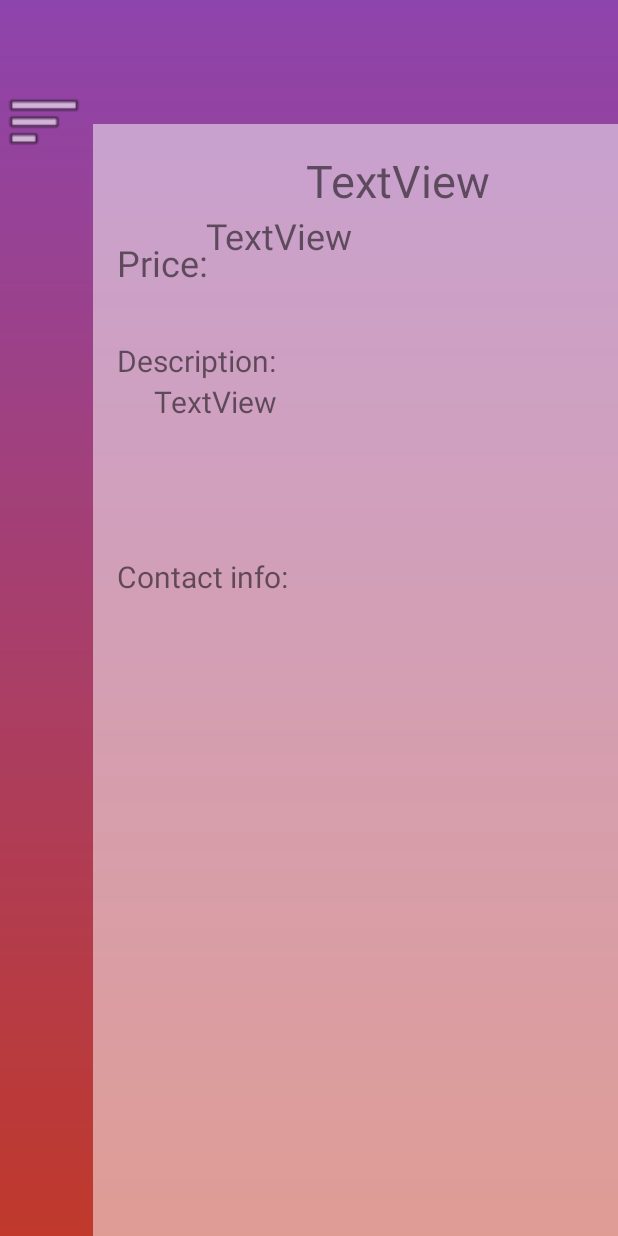
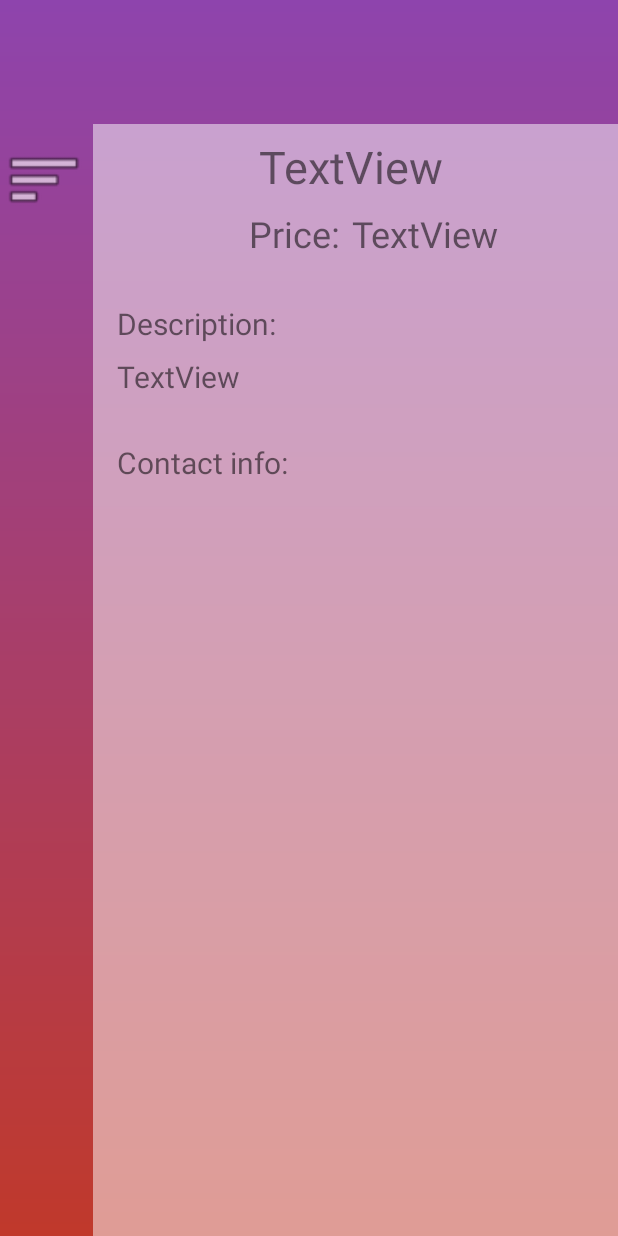
Before and after one commit to EgorCheh/Gosha, an Android app: the JobDetail screen opened directly, with no data from a screen before it, on a phone screen of 412 x 824 dp. Run offline under Robolectric (Android 15) with nearby library versions, the phone set to English and light mode, and no system bars; Roboto replaces fonts that are not available here; 4 statements that could not run were skipped.

Commit message:
Fixed activity_job layout

```diff
--- a/app/src/main/java/com/example/gosha/JobDetail.java
+++ b/app/src/main/java/com/example/gosha/JobDetail.java
@@ -23,7 +23,7 @@ public class JobDetail extends AppCompatActivity {
         tvTitle.setText(arguments.getString("title"));
         tvPrice.setText(arguments.getString("price"));
         tvDescription.setText(arguments.getString("Description"));
-        String contact=arguments.getString("Name")+" "+arguments.getString("Contacts")+" "+arguments.getString("Address");
+        String contact=arguments.getString("Name")+"\n"+arguments.getString("Contacts")+"\n"+arguments.getString("Address");
         tvContacts.setText(contact);
     }
 }
--- a/app/src/main/res/layout/activity_job_detail.xml
+++ b/app/src/main/res/layout/activity_job_detail.xml
@@ -24,11 +24,15 @@
         android:layout_height="wrap_content"
         android:layout_marginStart="16dp"
         android:layout_marginLeft="16dp"
-        android:layout_marginTop="144dp"
+        android:layout_marginTop="30dp"
+        android:layout_marginEnd="8dp"
+        android:layout_marginRight="8dp"
         android:text="Description:"
         android:textSize="20sp"
+        app:layout_constraintEnd_toEndOf="parent"
+        app:layout_constraintHorizontal_bias="0.0"
         app:layout_constraintStart_toStartOf="@+id/guideline7"
-        app:layout_constraintTop_toTopOf="@+id/guideline8" />
+        app:layout_constraintTop_toBottomOf="@+id/textView3" />
 
     <TextView
         android:id="@+id/textView4"
@@ -36,54 +40,62 @@
         android:layout_height="wrap_content"
         android:layout_marginStart="16dp"
         android:layout_marginLeft="16dp"
-        android:layout_marginTop="288dp"
+        android:layout_marginTop="30dp"
+        android:layout_marginEnd="8dp"
+        android:layout_marginRight="8dp"
         android:text="Contact info:"
         android:textSize="20sp"
+        app:layout_constraintEnd_toEndOf="parent"
+        app:layout_constraintHorizontal_bias="0.0"
         app:layout_constraintStart_toStartOf="@+id/guideline7"
-        app:layout_constraintTop_toTopOf="@+id/guideline8" />
+        app:layout_constraintTop_toBottomOf="@+id/tv_description" />
 
     <TextView
         android:id="@+id/textView3"
         android:layout_width="wrap_content"
         android:layout_height="wrap_content"
-        android:layout_marginStart="16dp"
-        android:layout_marginLeft="16dp"
-        android:layout_marginTop="76dp"
+        android:layout_marginStart="8dp"
+        android:layout_marginLeft="8dp"
+        android:layout_marginTop="8dp"
+        android:layout_marginEnd="8dp"
+        android:layout_marginRight="8dp"
         android:text="Price:"
         android:textSize="24sp"
+        app:layout_constraintEnd_toStartOf="@+id/guideline9"
+        app:layout_constraintHorizontal_bias="1.0"
         app:layout_constraintStart_toStartOf="@+id/guideline7"
-        app:layout_constraintTop_toTopOf="@+id/guideline8" />
+        app:layout_constraintTop_toBottomOf="@+id/tv_title" />
 
     <TextView
         android:id="@+id/tv_title"
         android:layout_width="wrap_content"
-        android:layout_height="wrap_content"
-        android:layout_marginStart="8dp"
-        android:layout_marginLeft="8dp"
-        android:layout_marginTop="100dp"
-        android:layout_marginEnd="8dp"
-        android:layout_marginRight="8dp"
+        android:layout_height="0dp"
 
+        android:layout_marginStart="12dp"
+        android:layout_marginLeft="12dp"
+        android:layout_marginTop="8dp"
+        android:layout_marginEnd="12dp"
+        android:layout_marginRight="12dp"
         android:text="TextView"
         android:textSize="30sp"
         app:layout_constraintEnd_toEndOf="parent"
-        app:layout_constraintHorizontal_bias="0.716"
-        app:layout_constraintStart_toStartOf="parent"
-        app:layout_constraintTop_toTopOf="parent" />
+        app:layout_constraintStart_toEndOf="@+id/imageView5"
+        app:layout_constraintTop_toTopOf="@+id/guideline8" />
 
     <TextView
         android:id="@+id/tv_description"
-        android:layout_width="wrap_content"
+        android:layout_width="0dp"
         android:layout_height="wrap_content"
-        android:layout_marginStart="8dp"
-        android:layout_marginLeft="8dp"
-        android:layout_marginEnd="8dp"
-        android:layout_marginRight="8dp"
+        android:layout_marginStart="16dp"
+        android:layout_marginLeft="16dp"
+        android:layout_marginTop="8dp"
+        android:layout_marginEnd="16dp"
+        android:layout_marginRight="16dp"
         android:text="TextView"
         android:textSize="20sp"
         app:layout_constraintEnd_toEndOf="parent"
-        app:layout_constraintHorizontal_bias="0.072"
-        app:layout_constraintStart_toStartOf="@+id/textView5"
+        app:layout_constraintHorizontal_bias="0.0"
+        app:layout_constraintStart_toStartOf="@+id/guideline7"
         app:layout_constraintTop_toBottomOf="@+id/textView5" />
 
     <TextView
@@ -92,27 +104,29 @@
         android:layout_height="wrap_content"
         android:layout_marginStart="8dp"
         android:layout_marginLeft="8dp"
+        android:layout_marginTop="8dp"
         android:layout_marginEnd="8dp"
         android:layout_marginRight="8dp"
         android:text="TextView"
         android:textSize="24sp"
         app:layout_constraintEnd_toEndOf="parent"
-        app:layout_constraintHorizontal_bias="0.434"
-        app:layout_constraintStart_toStartOf="parent"
+        app:layout_constraintHorizontal_bias="0.0"
+        app:layout_constraintStart_toEndOf="@+id/textView3"
         app:layout_constraintTop_toBottomOf="@+id/tv_title" />
 
     <TextView
         android:id="@+id/tv_contact"
-        android:layout_width="wrap_content"
+        android:layout_width="0dp"
         android:layout_height="wrap_content"
-        android:layout_marginStart="8dp"
-        android:layout_marginLeft="8dp"
+        android:layout_marginStart="16dp"
+        android:layout_marginLeft="16dp"
         android:layout_marginTop="4dp"
-        android:layout_marginEnd="8dp"
-        android:layout_marginRight="8dp"
+        android:layout_marginEnd="16dp"
+        android:layout_marginRight="16dp"
         android:text="TextView"
         android:textSize="20sp"
         app:layout_constraintEnd_toEndOf="parent"
+        app:layout_constraintHorizontal_bias="0.0"
         app:layout_constraintStart_toStartOf="@+id/guideline7"
         app:layout_constraintTop_toBottomOf="@+id/textView4" />
 
@@ -121,7 +135,7 @@
         android:layout_width="wrap_content"
         android:layout_height="wrap_content"
         android:orientation="vertical"
-        app:layout_constraintGuide_percent="0.15" />
+        app:layout_constraintGuide_percent="0.15085158" />
 
     <android.support.constraint.Guideline
         android:id="@+id/guideline8"
@@ -134,11 +148,28 @@
         android:id="@+id/imageView5"
         android:layout_width="53dp"
         android:layout_height="66dp"
-        android:layout_marginTop="48dp"
-        android:layout_marginEnd="356dp"
-        android:layout_marginRight="356dp"
-        app:layout_constraintEnd_toEndOf="parent"
-        app:layout_constraintTop_toTopOf="parent"
+        android:layout_marginStart="4dp"
+        android:layout_marginLeft="4dp"
+        android:layout_marginTop="4dp"
+        android:layout_marginEnd="8dp"
+        android:layout_marginRight="8dp"
+        app:layout_constraintEnd_toStartOf="@+id/guideline7"
+        app:layout_constraintStart_toStartOf="parent"
+        app:layout_constraintTop_toTopOf="@+id/guideline8"
         app:srcCompat="@android:drawable/ic_menu_sort_by_size" />
 
+    <android.support.constraint.Guideline
+        android:id="@+id/guideline9"
+        android:layout_width="wrap_content"
+        android:layout_height="wrap_content"
+        android:orientation="vertical"
+        app:layout_constraintGuide_percent="0.57" />
+
+    <android.support.constraint.Guideline
+        android:id="@+id/guideline10"
+        android:layout_width="wrap_content"
+        android:layout_height="wrap_content"
+        android:orientation="horizontal"
+        app:layout_constraintGuide_begin="20dp" />
+
 </android.support.constraint.ConstraintLayout>
```
